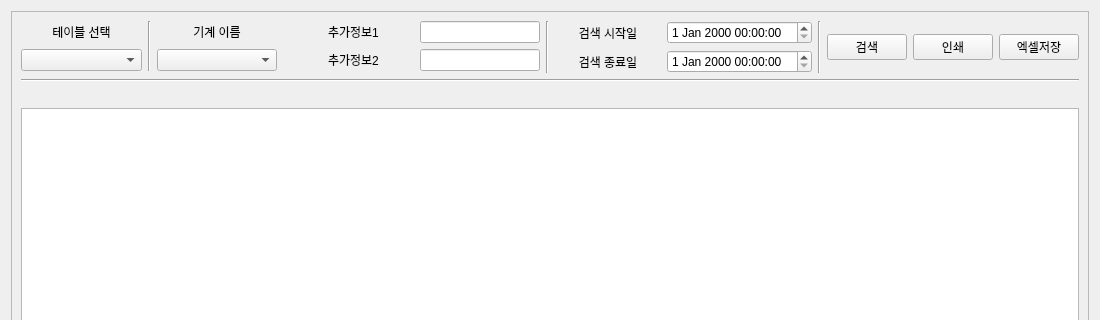
Before: the Qt Designer form dbsearchsetting.ui in good7zzang/QT_DBA, drawn with Qt 5; both pictures show x 0 to 1100 and y 0 to 320 of the 1100 by 1000 pixel window.
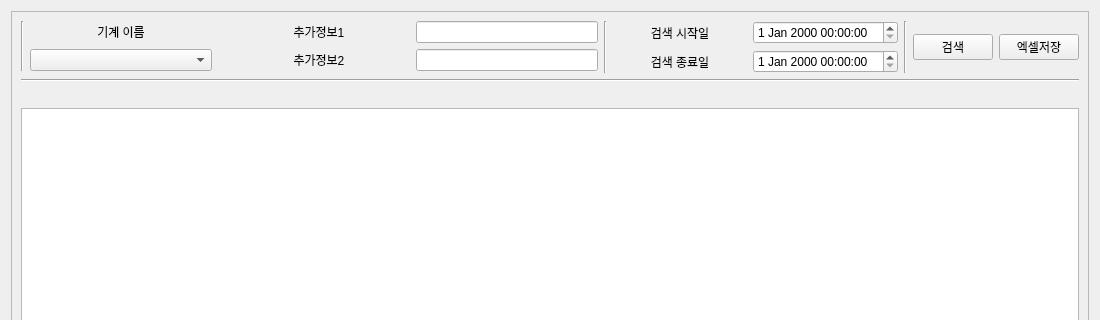
After: the same form once the commit is applied.

```diff
--- a/dbsearchsetting.ui
+++ b/dbsearchsetting.ui
@@ -29,7 +29,7 @@
        </rect>
       </property>
       <layout class="QGridLayout" name="gridLayout_2">
-       <item row="0" column="7">
+       <item row="0" column="6">
         <widget class="QPushButton" name="pushButton_3">
          <property name="sizePolicy">
           <sizepolicy hsizetype="Maximum" vsizetype="Fixed">
@@ -62,19 +62,6 @@
          </property>
         </widget>
        </item>
-       <item row="0" column="6">
-        <widget class="QPushButton" name="pushButton_2">
-         <property name="sizePolicy">
-          <sizepolicy hsizetype="Maximum" vsizetype="Fixed">
-           <horstretch>0</horstretch>
-           <verstretch>0</verstretch>
-          </sizepolicy>
-         </property>
-         <property name="text">
-          <string>인쇄</string>
-         </property>
-        </widget>
-       </item>
        <item row="0" column="4">
         <widget class="Line" name="line_3">
          <property name="orientation">
@@ -82,7 +69,7 @@
          </property>
         </widget>
        </item>
-       <item row="1" column="0" colspan="8">
+       <item row="1" column="0" colspan="7">
         <widget class="Line" name="line_4">
          <property name="orientation">
           <enum>Qt::Horizontal</enum>
@@ -137,7 +124,7 @@
        </item>
        <item row="0" column="0" colspan="2">
         <layout class="QGridLayout" name="gridLayout_3">
-         <item row="0" column="5">
+         <item row="0" column="4">
           <widget class="QLineEdit" name="lineEdit">
            <property name="sizePolicy">
             <sizepolicy hsizetype="Preferred" vsizetype="Fixed">
@@ -147,7 +134,7 @@
            </property>
           </widget>
          </item>
-         <item row="1" column="5">
+         <item row="1" column="4">
           <widget class="QLineEdit" name="lineEdit_2">
            <property name="sizePolicy">
             <sizepolicy hsizetype="Preferred" vsizetype="Fixed">
@@ -157,7 +144,7 @@
            </property>
           </widget>
          </item>
-         <item row="0" column="2">
+         <item row="0" column="1">
           <widget class="QLabel" name="label_2">
            <property name="text">
             <string>기계 이름</string>
@@ -167,13 +154,10 @@
            </property>
           </widget>
          </item>
-         <item row="1" column="2">
+         <item row="1" column="1">
           <widget class="QComboBox" name="comboBox_2"/>
          </item>
-         <item row="1" column="0">
-          <widget class="QComboBox" name="comboBox"/>
-         </item>
-         <item row="0" column="4">
+         <item row="0" column="3">
           <widget class="QLabel" name="label_3">
            <property name="text">
             <string>추가정보1</string>
@@ -183,7 +167,7 @@
            </property>
           </widget>
          </item>
-         <item row="1" column="4">
+         <item row="1" column="3">
           <widget class="QLabel" name="label_4">
            <property name="text">
             <string>추가정보2</string>
@@ -193,24 +177,14 @@
            </property>
           </widget>
          </item>
-         <item row="0" column="1" rowspan="2">
+         <item row="0" column="0" rowspan="2">
           <widget class="Line" name="line">
            <property name="orientation">
             <enum>Qt::Vertical</enum>
            </property>
           </widget>
          </item>
-         <item row="0" column="0">
-          <widget class="QLabel" name="label">
-           <property name="text">
-            <string>테이블 선택</string>
-           </property>
-           <property name="alignment">
-            <set>Qt::AlignCenter</set>
-           </property>
-          </widget>
-         </item>
-         <item row="0" column="3">
+         <item row="0" column="2">
           <spacer name="horizontalSpacer">
            <property name="orientation">
             <enum>Qt::Horizontal</enum>
@@ -228,7 +202,7 @@
          </item>
         </layout>
        </item>
-       <item row="3" column="0" colspan="8">
+       <item row="3" column="0" colspan="7">
         <widget class="QTableView" name="tableView"/>
        </item>
       </layout>
```
